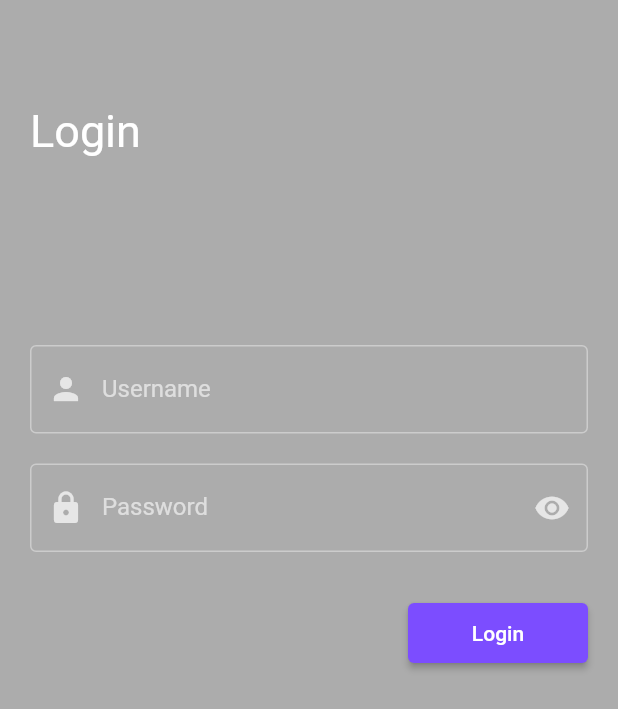
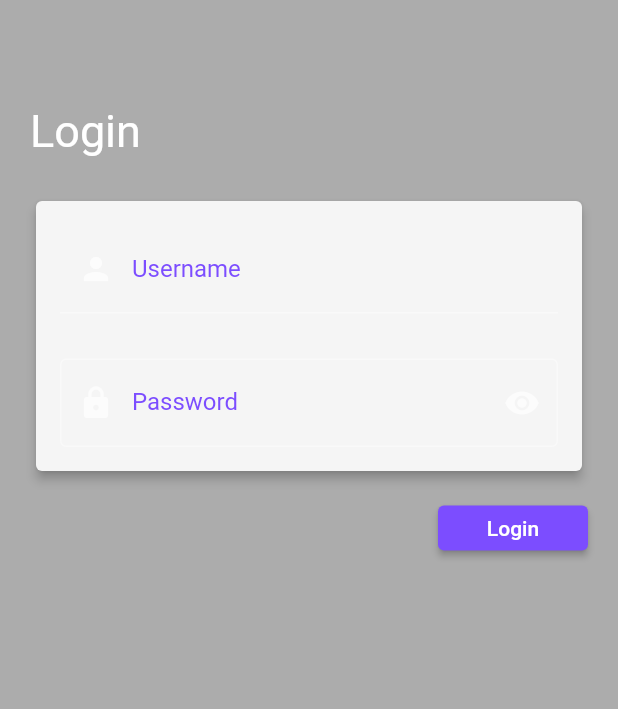
Before and after one commit to pr21Extr/flutter-app-demo, a Flutter app: the screen it shows after launch, on a phone screen of 412 x 824 dp. Shown: the top 709 px of the screen. Run offline on Flutter 3.47's test engine with Material 2 defaults, Android fonts, the phone set to English and light mode, and no system bars.

Commit message:
color scheme updated, needs pixel perfection

```diff
--- a/lib/loginFLow.dart
+++ b/lib/loginFLow.dart
@@ -21,37 +21,43 @@ class _LoginFlowState extends State<LoginFlow> {
         color: Colors.white60,
         padding: const EdgeInsets.all(20.0),
         child: Align(
-    alignment: Alignment.topLeft, // Align the column to the top left
+          alignment: Alignment.topLeft,
           child: Padding(
-    padding: const EdgeInsets.only(top: 50.0), // Adjust top padding to raise the login elements higher
+            padding: const EdgeInsets.only(top: 50.0),
             child: Form(
               key: _formKey,
               child: Column(
                 crossAxisAlignment: CrossAxisAlignment.start,
                 children: [
-    // Logo or App Icon (Optional)
-    // Image.asset(
-    //   'assets/app_logo.png',
-    //   height: 150,
-    //   width: 150,
-    // ),
                   Row(
                     mainAxisAlignment: MainAxisAlignment.start,
                     children: [
-    Text("Login",
-    style: TextStyle(
-      fontSize: 30
-    ),
+                      Text(
+                        "Login",
+                        style: TextStyle(fontSize: 30),
                       ),
                     ],
                   ),
                   SizedBox(height: 25),
-    SizedBox(height: 100),
+                  Card(
+                    elevation: 3,
+                    color: Colors.grey[100],
+
+
+                    child: Padding(
+                      padding: const EdgeInsets.all(16.0),
+                      child: Column(
+                        children: [
                           TextFormField(
                             decoration: InputDecoration(
                               labelText: 'Username',
-                  border: OutlineInputBorder(),
+                              border:UnderlineInputBorder(
+                                borderSide: BorderSide(color: Colors.cyanAccent)
+                              ),
+
                               prefixIcon: Icon(Icons.person),
+                              labelStyle: TextStyle(color:Colors.deepPurpleAccent)
+
                             ),
                             validator: (value) {
                               if (value == null || value.isEmpty) {
@@ -63,11 +69,12 @@ class _LoginFlowState extends State<LoginFlow> {
                               _username = value;
                             },
                           ),
-              SizedBox(height: 20),
+                          SizedBox(height: 30),
                           TextFormField(
                             obscureText: _obscureText,
                             decoration: InputDecoration(
                               labelText: 'Password',
+                                labelStyle: TextStyle(color:Colors.deepPurpleAccent),
                               border: OutlineInputBorder(),
                               prefixIcon: Icon(Icons.lock),
                               suffixIcon: IconButton(
@@ -93,9 +100,13 @@ class _LoginFlowState extends State<LoginFlow> {
                               _password = value;
                             },
                           ),
-              SizedBox(height: 30),
+                        ],
+                      ),
+                    ),
+                  ),
+                  SizedBox(height: 10),
                   Row(
-                mainAxisAlignment: MainAxisAlignment.end, // Align the button to the right
+                    mainAxisAlignment: MainAxisAlignment.end,
                     children: [
                       ElevatedButton(
                         onPressed: () {
@@ -106,9 +117,8 @@ class _LoginFlowState extends State<LoginFlow> {
                         },
                         child: Text('Login'),
                         style: ElevatedButton.styleFrom(
-                      // Set the button's width to 120 (adjust as needed)
-                      minimumSize: Size(120, 40),
-                      primary:Colors.deepPurpleAccent
+                          minimumSize: Size(100, 30),
+                          primary: Colors.deepPurpleAccent,
                         ),
                       ),
                     ],
@@ -121,7 +131,6 @@ class _LoginFlowState extends State<LoginFlow> {
       ),
     );
   }
-
 
   void _performLogin() async {
     var url = Uri.parse('https://jsonplaceholder.typicode.com/posts');
```
Lines whose indentation alone changed are shown as unchanged.
